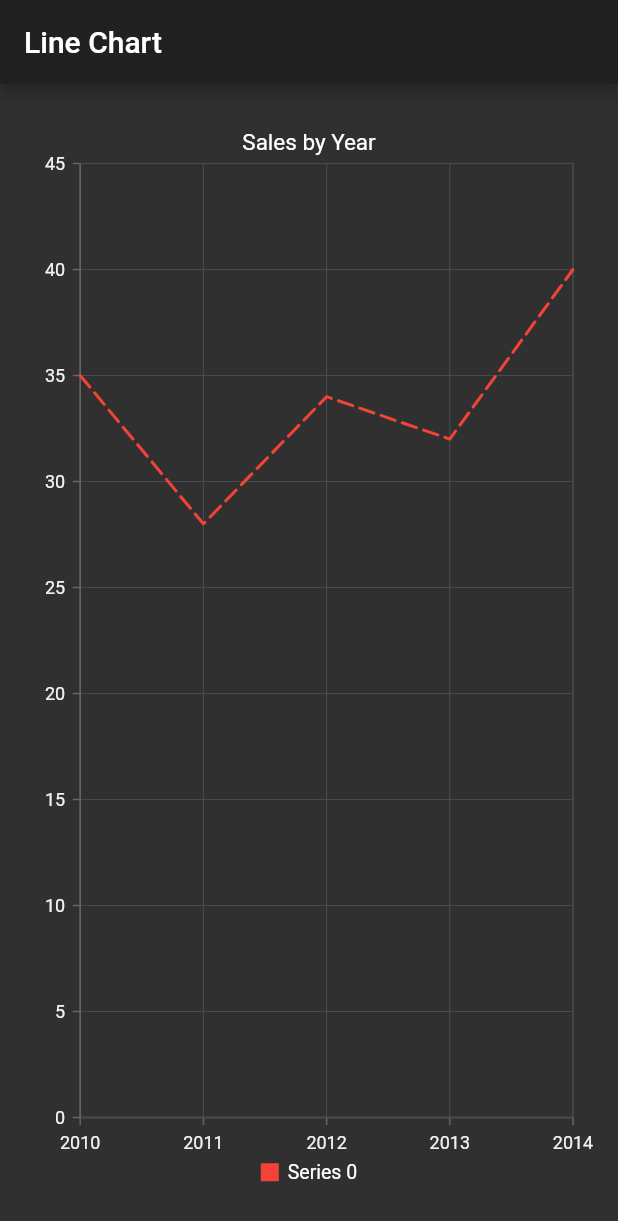
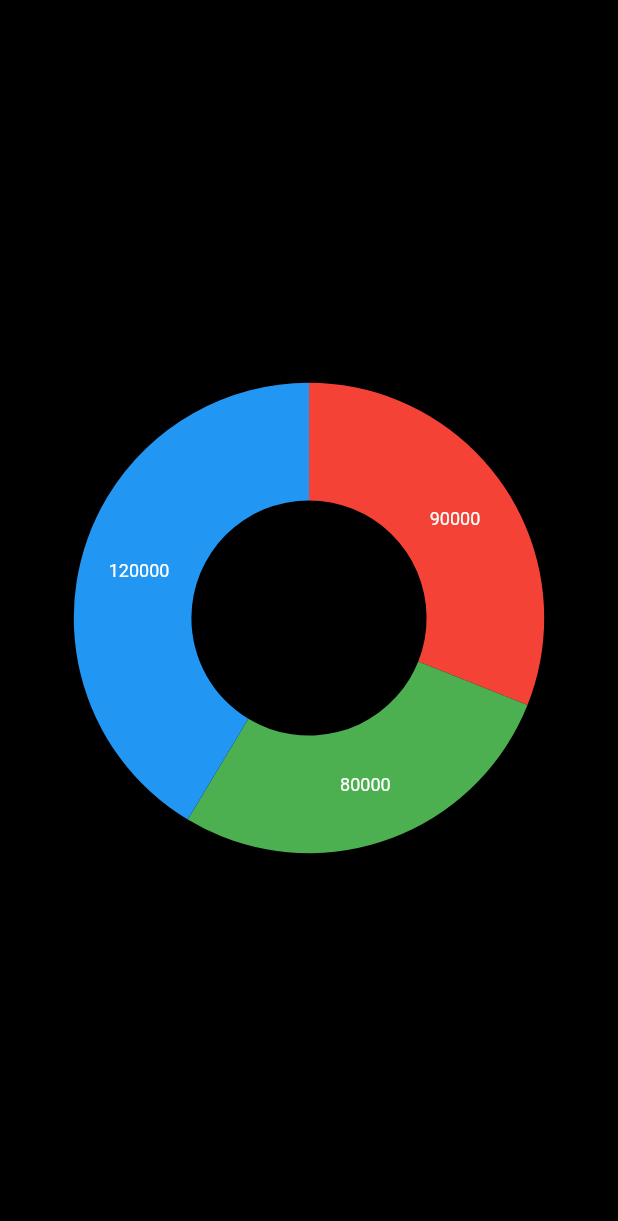
Before and after one commit to akmadan/flutter_graphs, a Flutter app: the screen it shows after launch, on a phone screen of 412 x 824 dp. Shown: the top 1221 px of the screen. Run offline on Flutter 3.47's test engine with Material 2 defaults, Android fonts, the phone set to English and light mode, and no system bars; our stand-ins replace syncfusion_flutter_charts.

Commit message:
radial chart

```diff
--- a/lib/charts/lineChart.dart
+++ b/lib/charts/cartesianChart.dart
@@ -1,14 +1,14 @@
 import 'package:flutter/material.dart';
 import 'package:syncfusion_flutter_charts/charts.dart';
 
-class LineChartWidget extends StatefulWidget {
-  const LineChartWidget({Key? key}) : super(key: key);
+class Cartesian extends StatefulWidget {
+  const Cartesian({Key? key}) : super(key: key);
 
   @override
-  _LineChartWidgetState createState() => _LineChartWidgetState();
+  _CartesianState createState() => _CartesianState();
 }
 
-class _LineChartWidgetState extends State<LineChartWidget> {
+class _CartesianState extends State<Cartesian> {
   @override
   Widget build(BuildContext context) {
     final List<SalesData> chartData = [
@@ -34,7 +34,8 @@ class _LineChartWidgetState extends State<LineChartWidget> {
                     legend: Legend(isVisible: true),
                     series: <ChartSeries>[
               // Renders line chart
-              LineSeries<SalesData, int>(
+              WaterfallSeries<SalesData, int>(
+                  //Line | Bar |  Spline  |  Area  |  Column  | Waterfall
                   dashArray: <double>[10, 5], //length, gap
                   color: Colors.red,
                   dataSource: chartData,
--- /dev/null
+++ b/lib/charts/radialChart.dart
@@ -0,0 +1,47 @@
+import 'package:flutter/material.dart';
+import 'package:syncfusion_flutter_charts/charts.dart';
+
+class RadialChartWidget extends StatefulWidget {
+  const RadialChartWidget({Key? key}) : super(key: key);
+
+  @override
+  _RadialChartWidgetState createState() => _RadialChartWidgetState();
+}
+
+class _RadialChartWidgetState extends State<RadialChartWidget> {
+  var chartData = [
+    _ChartData('Akshit', 90000, Colors.red),
+    _ChartData('Aasif', 80000, Colors.green),
+    _ChartData('Karan', 120000, Colors.blue)
+  ];
+  @override
+  Widget build(BuildContext context) {
+    return Scaffold(
+        body: Center(
+            child: Container(
+                child: SfCircularChart(
+                    backgroundColor: Colors.black,
+                    series: <CircularSeries>[
+          // RADIAL | DOUGHNUT SERIES
+          DoughnutSeries<_ChartData, String>(
+            // trackColor: Colors.grey.shade800,
+            dataSource: chartData,
+            // gap: '3%',
+            xValueMapper: (_ChartData data, _) => data.x,
+            yValueMapper: (_ChartData data, _) => data.y,
+            pointColorMapper: (_ChartData data, _) => data.color,
+            // cornerStyle: CornerStyle.bothCurve,
+            dataLabelSettings: DataLabelSettings(isVisible: true),
+            // radius: '70%',
+            // innerRadius: '30%'
+          ),
+        ]))));
+  }
+}
+
+class _ChartData {
+  _ChartData(this.x, this.y, this.color);
+  final String x;
+  final num y;
+  final Color color;
+}
--- a/lib/main.dart
+++ b/lib/main.dart
@@ -1,6 +1,7 @@
 import 'package:flutter/material.dart';
-import 'package:flutter_graphs/charts/lineChart.dart';
+import 'package:flutter_graphs/charts/cartesianChart.dart';
 import 'package:flutter_graphs/charts/pieChart.dart';
+import 'package:flutter_graphs/charts/radialChart.dart';
 
 void main() {
   runApp(new MyApp());
@@ -15,6 +16,6 @@ class MyApp extends StatelessWidget {
         title: 'Flutter Graphs',
         theme: ThemeData(brightness: Brightness.dark),
         debugShowCheckedModeBanner: false,
-        home: LineChartWidget());
+        home: RadialChartWidget());
   }
 }
```
